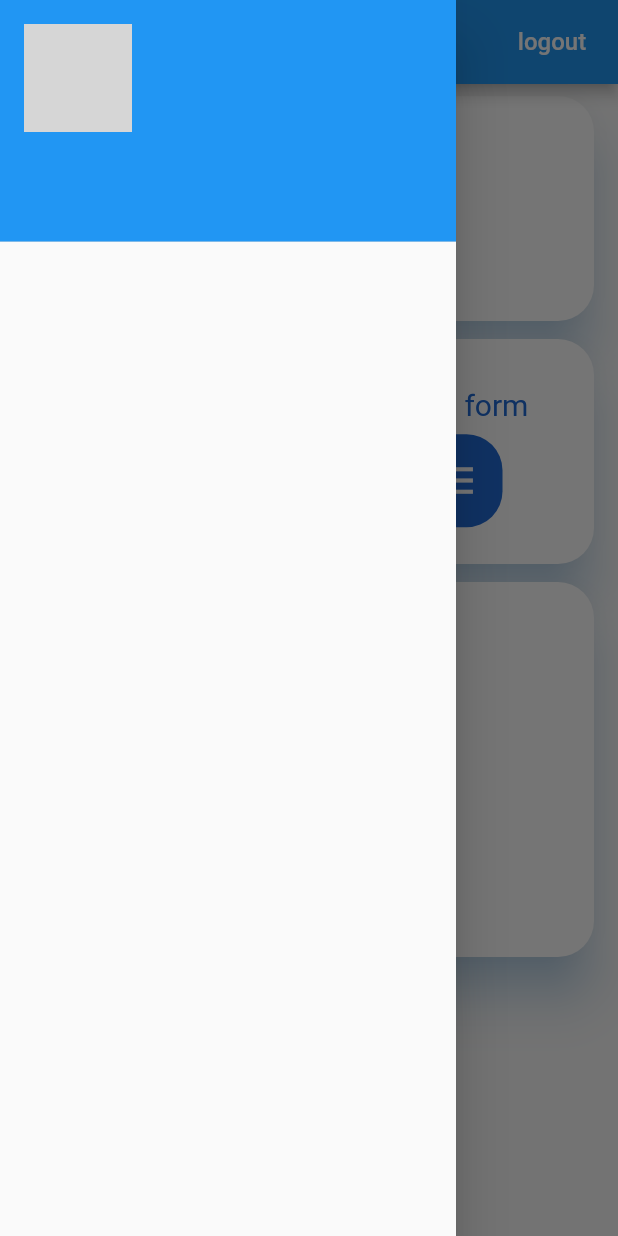
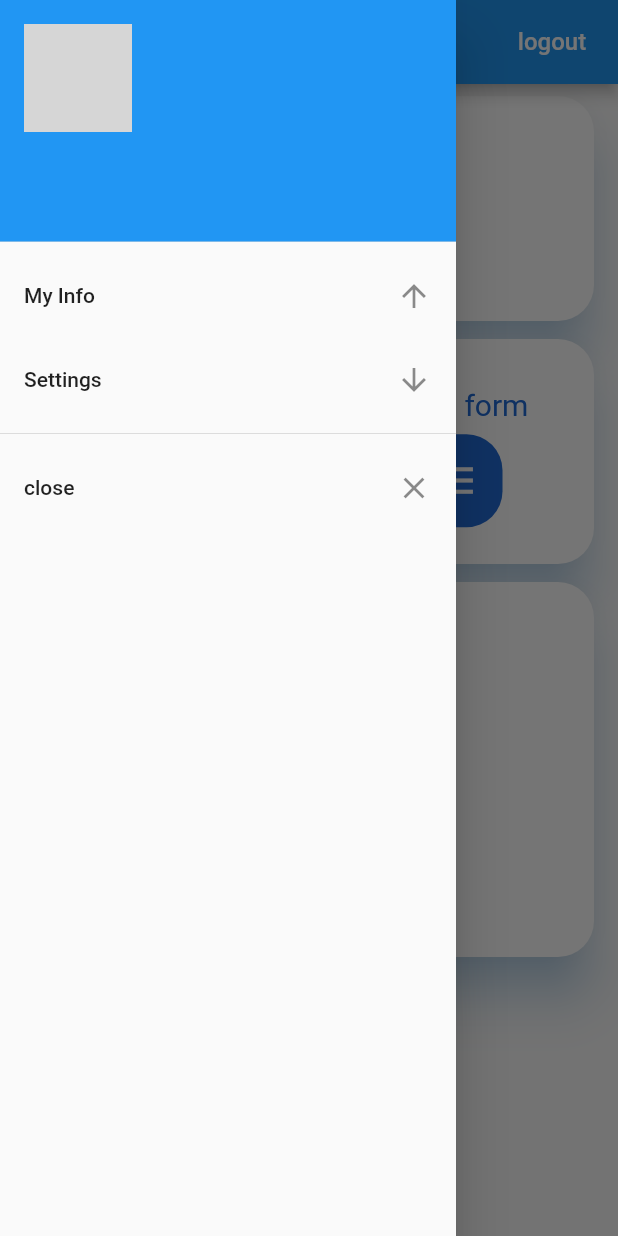
Before and after one commit to hansh0801/irm_flutter_demo, a Flutter app: the Home_Page screen opened directly, with the side drawer open, on a phone screen of 412 x 824 dp. Run offline on Flutter 3.47's test engine with Material 2 defaults, Android fonts, the phone set to English and light mode, and no system bars; our stand-ins replace fluro, flushbar, flutter_spinkit, splashscreen; missing offline and left inert: flutter_webview_plugin; network calls fail; statements that could not run were skipped; grey boxes are pictures that could not be loaded.

Commit message:
changed: changed drawbar layout

```diff
--- a/lib/home_page.dart
+++ b/lib/home_page.dart
@@ -116,20 +116,7 @@ class _Home_PageState extends State<Home_Page> {
                   })
             ],
           ),
-          drawer: new Drawer(
-            child: ListView(
-              children: <Widget>[
-                new UserAccountsDrawerHeader(
-                  accountName: new Text(userinfo.username),
-                  accountEmail: new Text(userinfo.client_id),
-                  currentAccountPicture: new CircleAvatar(
-                    backgroundImage: new NetworkImage(
-                        "http://extmovie.maxmovie.com/xe/files/attach/images/174/863/001/009/fbe5e526bf8e5f38c75ab4aa68bbecea.jpg"),
-                  ),
-                )
-              ],
-            ),
-          ),
+           drawer: HomePageDrawer(),
           body: new Container(
               child: StaggeredGridView.count(
             crossAxisCount: 2,
@@ -179,3 +166,42 @@ Widget roundedButton(String buttonLabel, Color bgColor, Color textColor) {
   );
   return loginBtn;
 }
+
+class HomePageDrawer extends StatefulWidget {
+  @override
+  _HomePageDrawerState createState() => _HomePageDrawerState();
+}
+
+class _HomePageDrawerState extends State<HomePageDrawer> {
+  @override
+  Widget build(BuildContext context) {
+    return new Drawer(
+      child: ListView(
+        children: <Widget>[
+          new UserAccountsDrawerHeader(
+            accountName: new Text(userinfo.username),
+            accountEmail: new Text(userinfo.client_id),
+            currentAccountPicture: new CircleAvatar(
+              backgroundImage: new NetworkImage(
+                  "http://extmovie.maxmovie.com/xe/files/attach/images/174/863/001/009/fbe5e526bf8e5f38c75ab4aa68bbecea.jpg"),
+            ),
+          ),
+          new ListTile(
+            title: new Text("My Info"),
+            trailing: new Icon(Icons.arrow_upward),
+          ),
+          new ListTile(
+            title: new Text("Settings"),
+            trailing: new Icon(Icons.arrow_downward),
+          ),
+          new Divider(),
+          new ListTile(
+            title: new Text("close"),
+            trailing: new Icon(Icons.close),
+            onTap: ()=>Navigator.of(context).pop(),
+          )
+        ],
+      ),
+    );
+  }
+}
```
